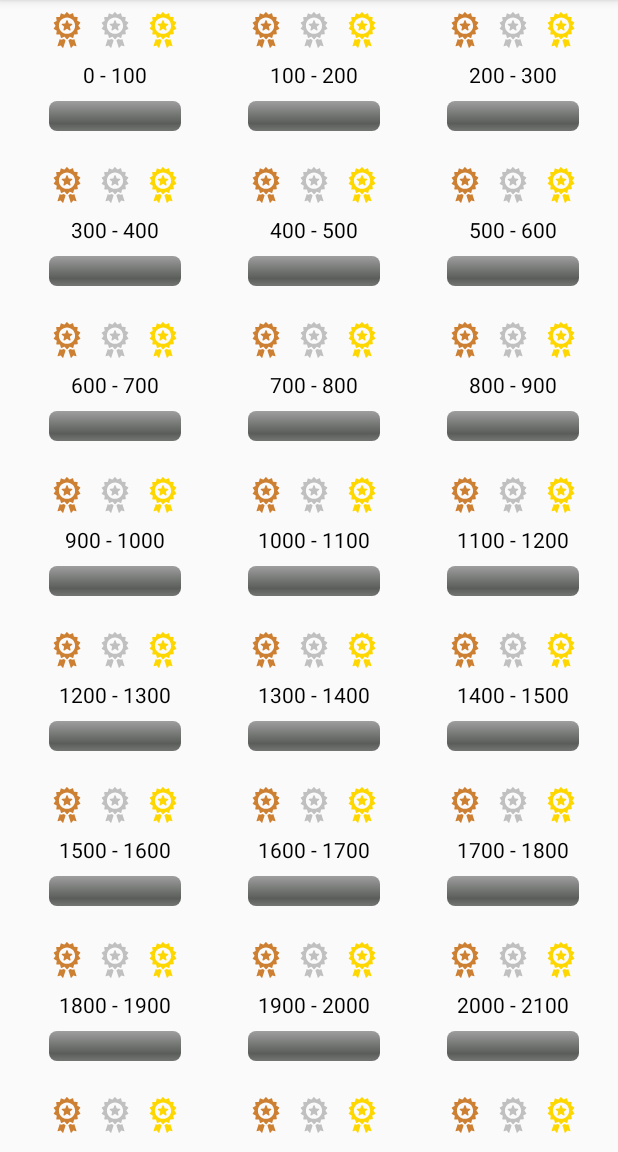
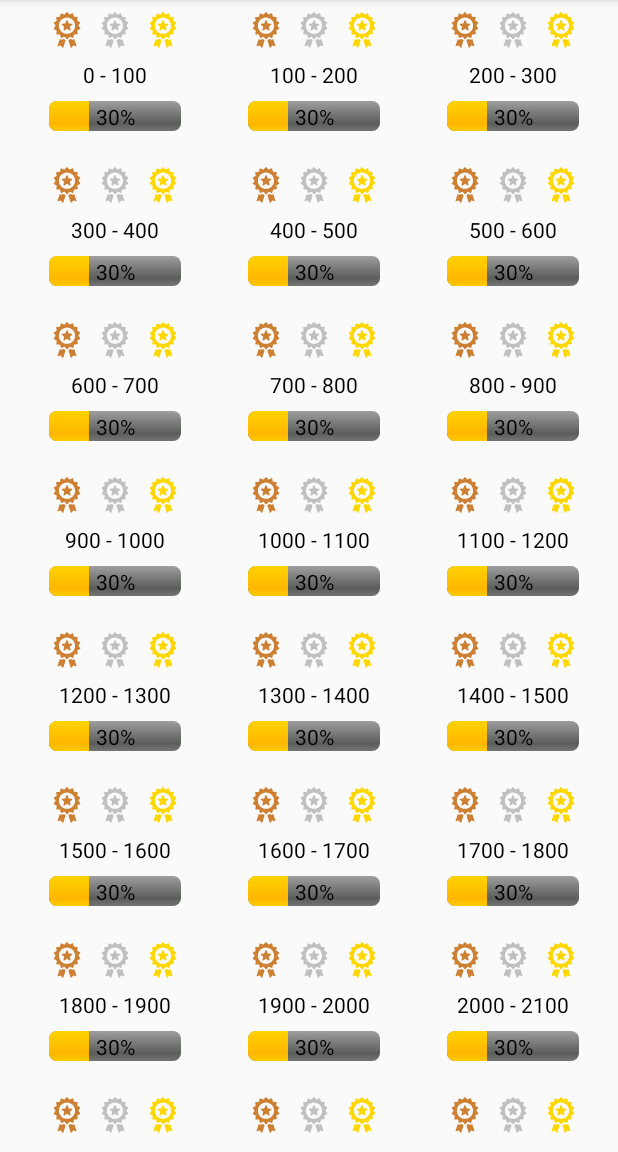
Before and after one commit to AndreyMolochko/English, an Android app: the screen it shows after launch (MainActivity), on a phone screen of 412 x 824 dp, the part 84-1236 px from its top. Run offline under Robolectric (Android 15) with nearby library versions, the phone set to English and light mode, and no system bars; our stand-ins replace ButterKnife.

Commit message:
link view via butter knife in adapter

```diff
--- a/app/src/main/java/com/ostrovec/english/adapters/TopWordsAdapter.java
+++ b/app/src/main/java/com/ostrovec/english/adapters/TopWordsAdapter.java
@@ -5,13 +5,40 @@ import android.view.LayoutInflater;
 import android.view.View;
 import android.view.ViewGroup;
 import android.widget.BaseAdapter;
+import android.widget.ImageView;
+import android.widget.ProgressBar;
 import android.widget.TextView;
 
 import com.ostrovec.english.R;
 
+import org.w3c.dom.Text;
+
 import java.util.List;
 
+import butterknife.BindView;
+import butterknife.ButterKnife;
+
 public class TopWordsAdapter extends BaseAdapter {
+
+    @BindView(R.id.item_grid_view_name_text_view)
+    TextView textView;
+
+    @BindView(R.id.item_grid_view_bronze_medal_image_view)
+    ImageView bronzeMedalView;
+
+    @BindView(R.id.item_grid_view_silver_medal_image_view)
+    ImageView silverMedalView;
+
+    @BindView(R.id.item_grid_view_gold_medal_image_view)
+    ImageView goldMedalView;
+
+    @BindView(R.id.item_grid_view_progress_bar)
+    ProgressBar progressBar;
+
+    @BindView(R.id.item_grid_view_value_progress_text_view)
+    TextView valueProgressValue;
+
+
 
     private List<String> tops;
     private Context context;
@@ -40,16 +67,14 @@ public class TopWordsAdapter extends BaseAdapter {
     public View getView(int position, View convertView, ViewGroup parent) {
 
         String name = tops.get(position);
-
         if(convertView == null){
             final LayoutInflater layoutInflater = LayoutInflater.from(context);
             convertView = layoutInflater.inflate(R.layout.top_words_item_grid_view,null);
         }
-
-        TextView textView = convertView.findViewById(R.id.item_grid_view_name_text_view);
+        ButterKnife.bind(this,convertView);
         textView.setText(name);
-
-
+        progressBar.setProgress(30);
+        valueProgressValue.setText("30%");
 
         return convertView;
     }
--- a/app/src/main/res/layout/top_words_item_grid_view.xml
+++ b/app/src/main/res/layout/top_words_item_grid_view.xml
@@ -3,7 +3,6 @@
     xmlns:app="http://schemas.android.com/apk/res-auto"
     android:layout_width="match_parent"
     android:layout_height="match_parent"
-    xmlns:tools="http://schemas.android.com/tools"
     android:orientation="vertical">
 
     <ImageView
```
